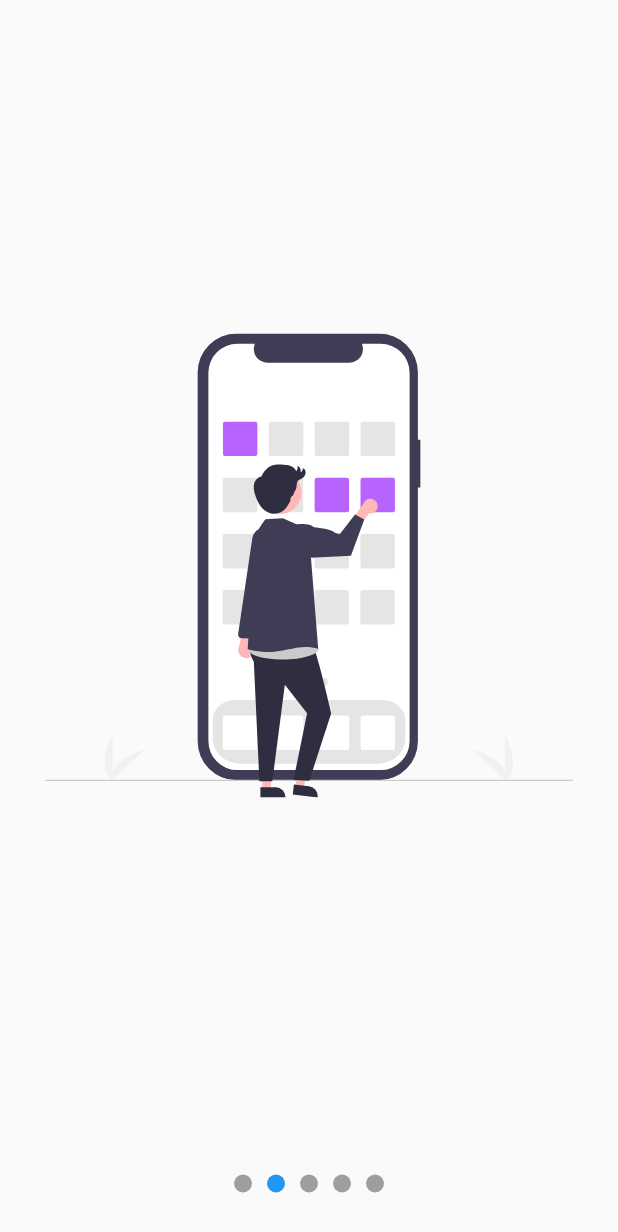
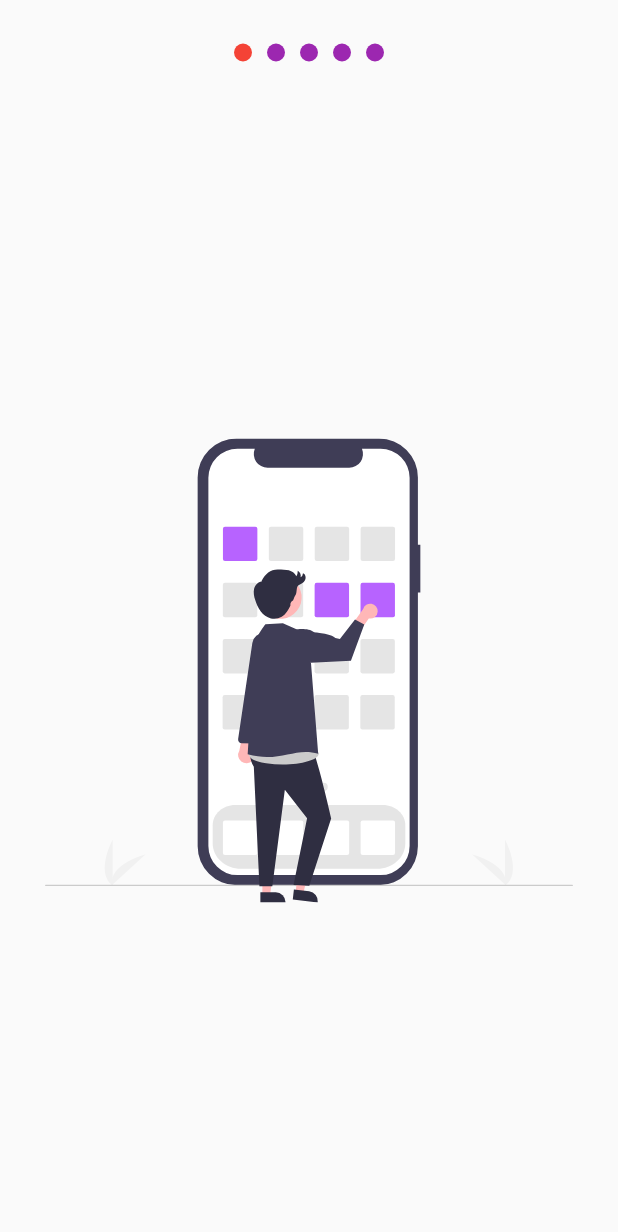
Before and after one commit to JhonZuluaga007/slideshow, a Flutter app: the screen it shows after launch, swiped to page 2, on a phone screen of 412 x 824 dp. Shown: the top 1232 px of the screen. Run offline on Flutter 3.47's test engine with Material 2 defaults, Android fonts, the phone set to English and light mode, and no system bars; our stand-ins replace flutter_svg.

Commit message:
a management of states with provider is added in order to be able to change the colors globally

```diff
--- a/lib/pages/slideshow_page.dart
+++ b/lib/pages/slideshow_page.dart
@@ -9,6 +9,9 @@ class SlideshowPage extends StatelessWidget {
   Widget build(BuildContext context) {
     return Scaffold(
       body: SlideShow(
+        indicatorUp: true,
+        primaryColor: Colors.red,
+        secondaryColor: Colors.purple,
         slides: [
           SvgPicture.asset('assets/svgs/slide-1.svg'),
           SvgPicture.asset('assets/svgs/slide-2.svg'),
--- a/lib/widgets/slideshow.dart
+++ b/lib/widgets/slideshow.dart
@@ -1,35 +1,78 @@
 import 'package:flutter/material.dart';
 import 'package:provider/provider.dart';
-import 'package:slideshow/models/slider_model.dart';
 
 class SlideShow extends StatelessWidget {
-  const SlideShow({Key? key, required this.slides}) : super(key: key);
+  const SlideShow(
+      {Key? key,
+      required this.slides,
+      this.indicatorUp = false,
+      this.primaryColor = Colors.blue,
+      this.secondaryColor = Colors.grey})
+      : super(key: key);
 
   final List<Widget> slides;
+  final bool? indicatorUp;
+  final Color? primaryColor;
+  final Color? secondaryColor;
 
   @override
   Widget build(BuildContext context) {
     return ChangeNotifierProvider(
-      create: (_) => SliderModel(),
-      child: Center(
-        child: Column(
-          children: [
-            Expanded(
-                child: _Slides(
-              slides: slides,
-            )),
-            _DotsWidget(
-              totalSlides: slides.length,
-            )
-          ],
+      create: (_) => _SlideshowModel(),
+      child: SafeArea(
+        child: Center(
+          child: Builder(
+            builder: (BuildContext context) {
+              Provider.of<_SlideshowModel>(context).primaryColor =
+                  primaryColor!;
+              Provider.of<_SlideshowModel>(context).secondaryColor =
+                  secondaryColor!;
+              return _CreateStructureSlideshow(
+                  indicatorUp: indicatorUp, slides: slides);
+            },
+          ),
         ),
       ),
     );
   }
 }
 
+class _CreateStructureSlideshow extends StatelessWidget {
+  const _CreateStructureSlideshow({
+    Key? key,
+    required this.indicatorUp,
+    required this.slides,
+  }) : super(key: key);
+
+  final bool? indicatorUp;
+  final List<Widget> slides;
+
+  @override
+  Widget build(BuildContext context) {
+    return Column(
+      children: [
+        if (indicatorUp!)
+          _DotsWidget(
+            totalSlides: slides.length,
+          ),
+        Expanded(
+            child: _Slides(
+          slides: slides,
+        )),
+        if (!indicatorUp!)
+          _DotsWidget(
+            totalSlides: slides.length,
+          ),
+      ],
+    );
+  }
+}
+
 class _DotsWidget extends StatelessWidget {
-  const _DotsWidget({Key? key, required this.totalSlides}) : super(key: key);
+  const _DotsWidget({
+    Key? key,
+    required this.totalSlides,
+  }) : super(key: key);
 
   final int totalSlides;
 
@@ -50,22 +93,26 @@ class _DotsWidget extends StatelessWidget {
 }
 
 class _DotWidget extends StatelessWidget {
-  const _DotWidget({Key? key, required this.index}) : super(key: key);
+  const _DotWidget({
+    Key? key,
+    required this.index,
+  }) : super(key: key);
 
   final int index;
 
   @override
   Widget build(BuildContext context) {
-    final pageViewIndex = Provider.of<SliderModel>(context).currentPage;
+    final slideshowModel = Provider.of<_SlideshowModel>(context);
     return AnimatedContainer(
       duration: const Duration(milliseconds: 400),
       width: 12,
       height: 12,
       margin: const EdgeInsets.symmetric(horizontal: 5),
       decoration: BoxDecoration(
-          color: (pageViewIndex >= index - 0.5 && pageViewIndex < index + 0.5)
-              ? Colors.blue
-              : Colors.grey,
+          color: (slideshowModel.currentPage >= index - 0.5 &&
+                  slideshowModel.currentPage < index + 0.5)
+              ? slideshowModel.primaryColor
+              : slideshowModel.secondaryColor,
           shape: BoxShape.circle),
     );
   }
@@ -87,7 +134,7 @@ class _SlidesState extends State<_Slides> {
   void initState() {
     super.initState();
     pageViewController.addListener(() {
-      Provider.of<SliderModel>(context, listen: false).currentPage =
+      Provider.of<_SlideshowModel>(context, listen: false).currentPage =
           pageViewController.page!;
     });
   }
@@ -121,3 +168,27 @@ class _SlideWidget extends StatelessWidget {
         child: slide);
   }
 }
+
+class _SlideshowModel with ChangeNotifier {
+  double _currentPage = 0;
+  Color _primaryColor = Colors.blue;
+  Color _secondaryColor = Colors.grey;
+
+  double get currentPage => _currentPage;
+  set currentPage(double page) {
+    _currentPage = page;
+    notifyListeners();
+  }
+
+  Color get primaryColor => _primaryColor;
+  set primaryColor(Color color) {
+    _primaryColor = color;
+    notifyListeners();
+  }
+
+  Color get secondaryColor => _secondaryColor;
+  set secondaryColor(Color color) {
+    _secondaryColor = color;
+    notifyListeners();
+  }
+}
```
